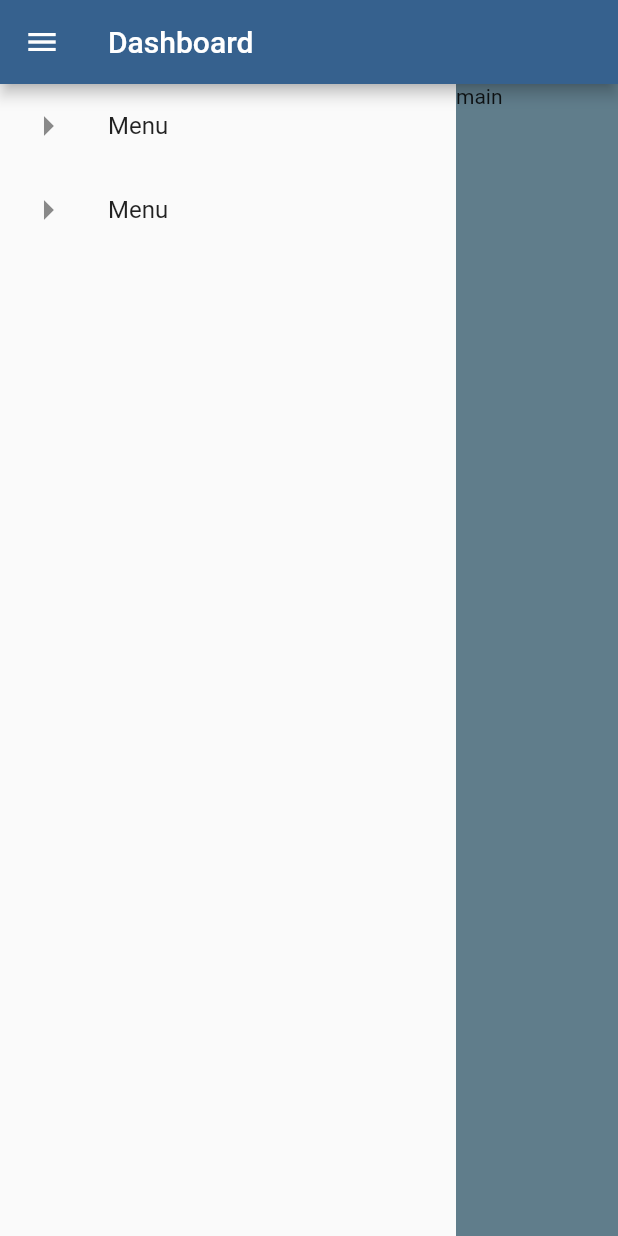
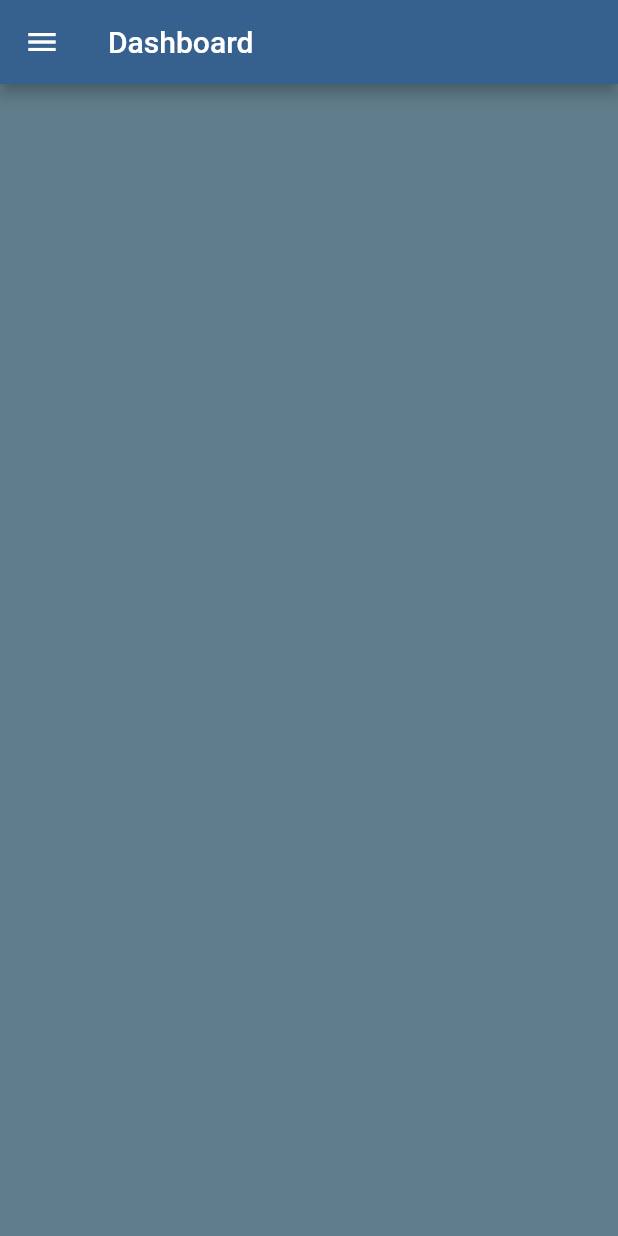
Before and after one commit to juliannelima/flutter-dashboard, a Flutter app: the screen it shows after launch, on a phone screen of 412 x 824 dp. Run offline on Flutter 3.47's test engine with Material 2 defaults, Android fonts, the phone set to English and light mode, and no system bars.

Commit message:
Cria widget drawer, main, Web e Mobile

```diff
--- a/lib/main.dart
+++ b/lib/main.dart
@@ -23,9 +23,62 @@ class MyApp extends StatelessWidget {
           ),
           title: const Text('Dashboard'),
         ),
-        body: Row(
+        body: const Home(),
+      ),
+    );
+  }
+}
+
+class Home extends StatefulWidget {
+  const Home({super.key});
+
+  @override
+  State<Home> createState() => _HomeState();
+}
+
+class _HomeState extends State<Home> {
+  @override
+  Widget build(BuildContext context) {
+    final media = MediaQuery.of(context).size.width >= 450;
+
+    return media ? const WebWidget() : const MobileWidget();
+  }
+}
+
+class WebWidget extends StatelessWidget {
+  const WebWidget({super.key});
+
+  @override
+  Widget build(BuildContext context) {
+    return const Row(
       children: [
-            Drawer(
+        DrawerWidget(),
+        Expanded(
+          child: MainWidget(),
+        ),
+      ],
+    );
+  }
+}
+
+class MobileWidget extends StatelessWidget {
+  const MobileWidget({super.key});
+
+  @override
+  Widget build(BuildContext context) {
+    return const SizedBox(
+      width: double.infinity,
+      child: MainWidget(),
+    );
+  }
+}
+
+class DrawerWidget extends StatelessWidget {
+  const DrawerWidget({super.key});
+
+  @override
+  Widget build(BuildContext context) {
+    return Drawer(
       child: ListView(
         children: const [
           ListTile(
@@ -44,17 +97,18 @@ class MyApp extends StatelessWidget {
           )
         ],
       ),
-            ),
-            Expanded(
-              child: Container(
-                height: double.infinity,
-                color: Colors.blueGrey,
-                child: const Text('main'),
-              ),
-            ),
-          ],
-        ),
-      ),
     );
   }
 }
+
+class MainWidget extends StatelessWidget {
+  const MainWidget({super.key});
+
+  @override
+  Widget build(BuildContext context) {
+    return Container(
+      height: double.infinity,
+      color: Colors.blueGrey,
+    );
+  }
+}
```
Lines whose indentation alone changed are shown as unchanged.
